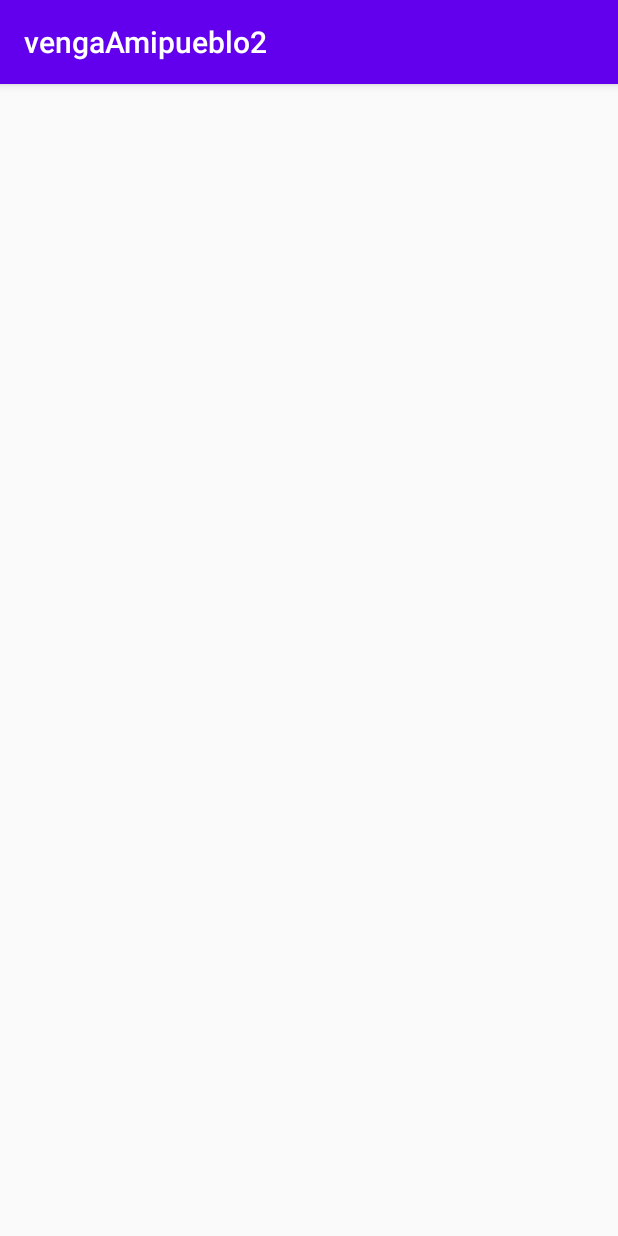
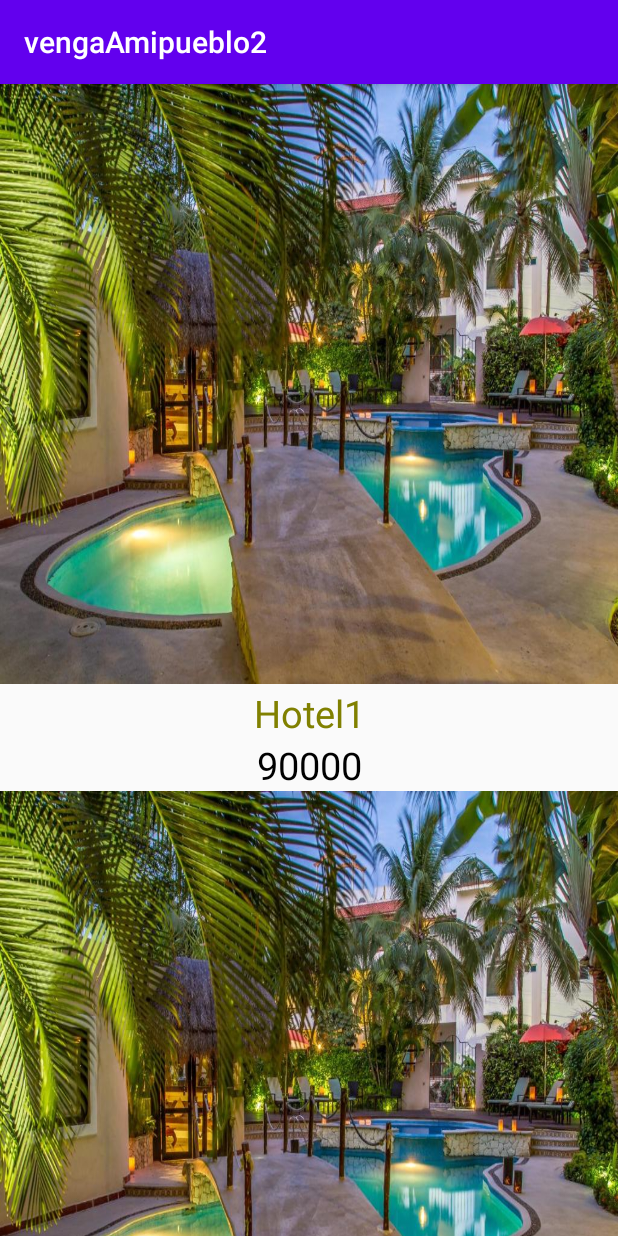
Before and after one commit to Danig458/movilesfinal, an Android app: the ListaHoteles screen opened directly, with no data from a screen before it, on a phone screen of 412 x 824 dp. Run offline under Robolectric (Android 15) with nearby library versions, the phone set to English and light mode, and no system bars.

Commit message:
se realizo adaptador

```diff
--- a/app/src/main/java/com/example/vengaamipueblo2/ListaHoteles.java
+++ b/app/src/main/java/com/example/vengaamipueblo2/ListaHoteles.java
@@ -2,12 +2,35 @@ package com.example.vengaamipueblo2;
 
 import android.support.v7.app.AppCompatActivity;
 import android.os.Bundle;
+import android.support.v7.widget.LinearLayoutManager;
+import android.support.v7.widget.RecyclerView;
+
+import com.example.vengaamipueblo2.adaptadores.HotelAdaptador;
+import com.example.vengaamipueblo2.moldes.MoldeHotel;
+
+import java.util.ArrayList;
 
 public class ListaHoteles extends AppCompatActivity {
+    ArrayList<MoldeHotel> listaHoteles= new ArrayList<>();
+    RecyclerView recyclerhoteles;
 
     @Override
     protected void onCreate(Bundle savedInstanceState) {
         super.onCreate(savedInstanceState);
         setContentView(R.layout.activity_lista_hoteles);
+        recyclerhoteles= findViewById(R.id.listadinamicahoteles);
+        recyclerhoteles.setLayoutManager(new LinearLayoutManager(this,RecyclerView.VERTICAL,false));
+
+        crearLista();
+        HotelAdaptador adaptador=new HotelAdaptador(listaHoteles);
+        recyclerhoteles.setAdapter(adaptador);
+    }
+
+    public void crearLista(){
+        listaHoteles.add(new MoldeHotel("Hotel1","90000",R.drawable.hotel1));
+        listaHoteles.add(new MoldeHotel("Hotel1","90000",R.drawable.hotel1));
+        listaHoteles.add(new MoldeHotel("Hotel1","90000",R.drawable.hotel1));
+        listaHoteles.add(new MoldeHotel("Hotel1","90000",R.drawable.hotel1));
+        listaHoteles.add(new MoldeHotel("Hotel1","90000",R.drawable.hotel1));
     }
 }
--- /dev/null
+++ b/app/src/main/java/com/example/vengaamipueblo2/adaptadores/HotelAdaptador.java
@@ -0,0 +1,68 @@
+package com.example.vengaamipueblo2.adaptadores;
+
+import android.support.annotation.NonNull;
+import android.support.v7.widget.RecyclerView;
+import android.view.LayoutInflater;
+import android.view.View;
+import android.view.ViewGroup;
+import android.widget.ImageView;
+import android.widget.TextView;
+
+import com.example.vengaamipueblo2.R;
+import com.example.vengaamipueblo2.moldes.MoldeHotel;
+
+import java.util.ArrayList;
+
+public class HotelAdaptador extends RecyclerView.Adapter<HotelAdaptador.viewHolder> {
+
+    //atributos
+    public ArrayList<MoldeHotel> listaHoteles;
+
+    //CONSTRUCTOR
+
+    public HotelAdaptador(ArrayList<MoldeHotel> listaHoteles) {
+        this.listaHoteles = listaHoteles;
+    }
+
+    //funcionamiento adicional
+    @NonNull
+    @Override
+    public HotelAdaptador.viewHolder onCreateViewHolder(@NonNull ViewGroup viewGroup, int i) {
+
+        View vista= LayoutInflater.from(viewGroup.getContext()).inflate(R.layout.moldehotel,null,false);
+        return new viewHolder(vista);
+    }
+
+    @Override
+    public void onBindViewHolder(@NonNull HotelAdaptador.viewHolder viewHolder, int i) {
+        viewHolder.actualizarDatos(listaHoteles.get(i));
+
+
+    }
+
+    @Override
+    public int getItemCount() {
+        return listaHoteles.size();
+    }
+
+    public class viewHolder extends RecyclerView.ViewHolder {
+        TextView nombreHotel;
+        TextView precioHotel;
+        ImageView fotoHotel;
+
+        public viewHolder(View item){
+            super(item);
+            fotoHotel=item.findViewById(R.id.fotoitem);
+            nombreHotel=item.findViewById(R.id.tituloitem);
+            precioHotel=item.findViewById(R.id.precioitem);
+        }
+
+
+        public void actualizarDatos(MoldeHotel moldeHotel) {
+            fotoHotel.setImageResource(moldeHotel.getFoto());
+            nombreHotel.setText(moldeHotel.getNombre());
+            precioHotel.setText(moldeHotel.getPrecio());
+
+        }
+    }
+}
--- a/app/src/main/res/layout/activity_lista_hoteles.xml
+++ b/app/src/main/res/layout/activity_lista_hoteles.xml
@@ -8,7 +8,8 @@
     tools:context=".ListaHoteles">
 
     <android.support.v7.widget.RecyclerView
+        android:id="@+id/listadinamicahoteles"
         android:layout_width="match_parent"
-        android:layout_height="match_parent"/>
+        android:layout_height="match_parent" />
 
 </android.support.constraint.ConstraintLayout>
--- a/app/src/main/res/layout/molderestaurantes.xml
+++ b/app/src/main/res/layout/molderestaurantes.xml
@@ -91,7 +91,7 @@
         app:layout_constraintEnd_toEndOf="parent"
         app:layout_constraintBottom_toBottomOf="parent"
         android:layout_marginHorizontal="10dp"
-        android:text=" $Desde 10.000 Hasta 45.000"
+        android:text=" $Desde 59.000"
         android:textSize="20dp"
         android:textColor="@color/black"
         app:layout_constraintVertical_bias="0.05"
--- a/app/src/main/res/values/strings.xml
+++ b/app/src/main/res/values/strings.xml
@@ -19,12 +19,14 @@
         !!Que esperas veni a darte un pasoncito pues</string>
 
     <string name="titulohotel">HOTEL RIVIERA DEL SOL</string>
-    <string name="preciohotel"></string>
+    <string name="preciohotel">Desde 90.000 cop</string>
+
     <string name="titulosrestaurantes">HOTEL MIRADOR DE ARBOLETES</string>
     <string name="platoespecial">PLATO ESPECIAL</string>
     <string name="descripcionplato">cazuela de mariscos acompañado de arroz frito de coco y patacones crocantes</string>
     <string name="preciotitulo">PRECIOS</string>
-    <string name="preciosplato">$Desde 10.000 Hasta 45.000</string>
+    <string name="preciosplato">$Desde 59.000</string>
+
     <string name="titulot">PLAYAS ARBOLETES</string>
     <string name="titulote">TELEFONO</string>
     <string name="telefonot">+57 3212672736</string>
```
Also changed, not shown: app/src/main/java/com/example/vengaamipueblo2/Hoteles.java (+13 -0 lines), app/src/main/java/com/example/vengaamipueblo2/moldes/MoldeSitios.java (+4 -4 lines), app/src/main/res/layout/activity_hoteles.xml (+15 -0 lines), 2 other files.
